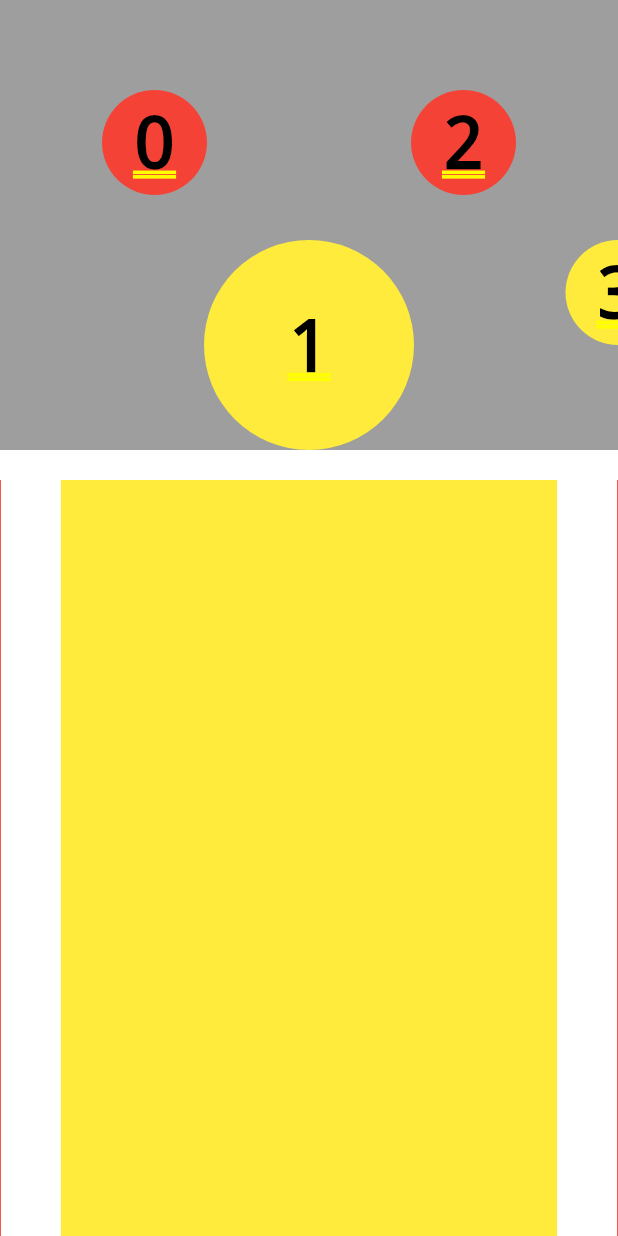
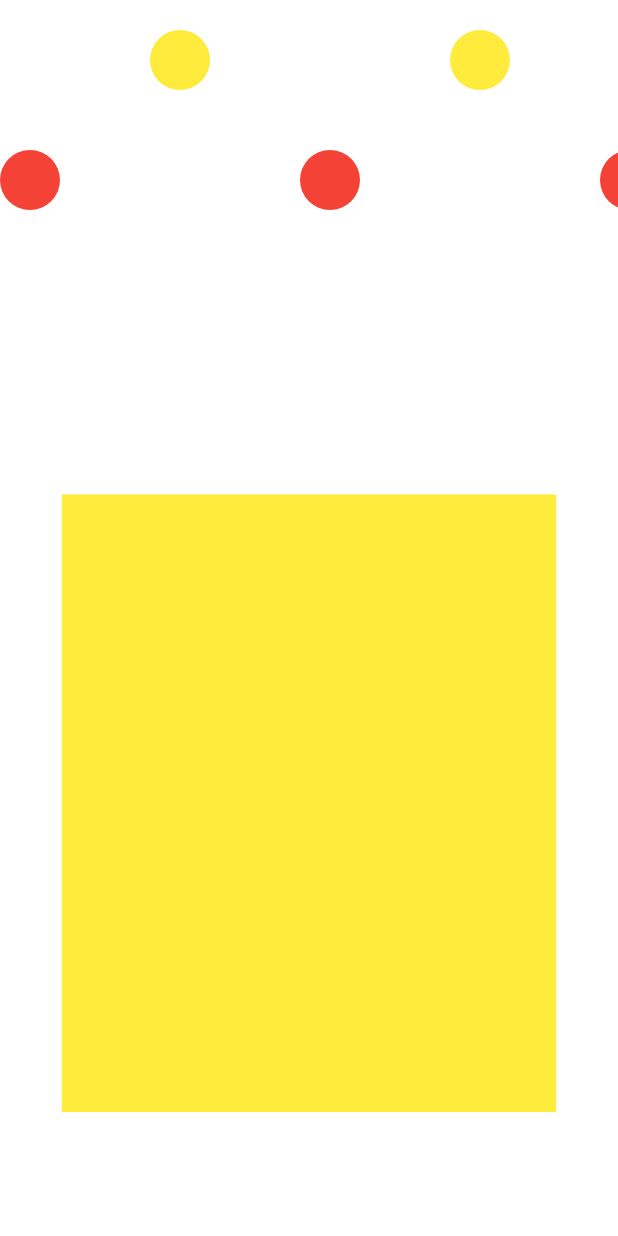
Before and after one commit to bladeofgod/flutter_swiper, a Flutter app: the screen it shows after launch, swiped to page 2, on a phone screen of 412 x 824 dp. Run offline on Flutter 3.47's test engine with Material 2 defaults, Android fonts, the phone set to English and light mode, and no system bars.

Commit message:
complex swiper

```diff
--- /dev/null
+++ b/lib/demo_7_16/complex_swiper_demo.dart
@@ -0,0 +1,107 @@
+/*
+* Author : LiJiqqi
+* Date : 2020/7/16
+*/
+
+import 'package:flutter/material.dart';
+
+class ComplexSwiperDemo extends StatefulWidget{
+
+  final Size size;
+
+  ComplexSwiperDemo(this.size);
+
+  @override
+  State<StatefulWidget> createState() {
+
+    return ComplexSwiperDemoState(size);
+  }
+
+}
+
+class ComplexSwiperDemoState extends State<ComplexSwiperDemo> {
+
+  final Size size;
+
+  ComplexSwiperDemoState(this.size);
+
+  PageController pageController;
+
+  ScrollController scrollController;
+
+  int pageCount = 10;
+
+  double top = 20;
+
+  double avatarSize = 40;
+
+
+
+  @override
+  void initState() {
+    pageController = PageController();
+    scrollController = ScrollController();
+    super.initState();
+  }
+
+  @override
+  Widget build(BuildContext context) {
+    return Material(
+      color: Colors.white,
+      child: Container(
+        width: size.width,height: size.height,
+        child: Stack(
+          children: <Widget>[
+
+            SingleChildScrollView(
+              controller: scrollController,
+              scrollDirection: Axis.horizontal,
+              child: Container(
+                width: size.width,
+                child: Stack(
+                  alignment: Alignment.topLeft,
+                  children: List.generate(pageCount, (index){
+                    return Positioned(
+                      top: index%2==0 ? top*5:top,
+                      child: Container(
+                        margin: EdgeInsets.only(left: (index*100).floorToDouble()),
+                        width: avatarSize,height: avatarSize,
+                        decoration: BoxDecoration(
+                            color: index%2==0 ? Colors.red:Colors.yellow,
+                            shape: BoxShape.circle
+                        ),
+                      ),
+                    );
+                  }),
+                ),
+              ),
+            ),
+
+            ///page
+            Positioned(
+              bottom: size.height/10,
+              child: Container(
+                width: size.width,height: size.height/2,
+                child: PageView.builder(
+                  controller: pageController,
+                  onPageChanged: (index){
+                    //todo
+                  },
+                  itemCount: pageCount,
+                  itemBuilder: (ctx,index){
+                    return Container(
+                      margin: EdgeInsets.only(right: size.width/10,left: size.width/10),
+                      width:size.width*0.8,
+                      height: size.height*0.5,
+                      color: index%2 == 0 ? Colors.red : Colors.yellow,
+                    );
+                  },
+                ),
+              ),
+            )
+          ],
+        ),
+      ),
+    );
+  }
+}
--- a/lib/main.dart
+++ b/lib/main.dart
@@ -2,6 +2,7 @@ import 'package:flutter/material.dart';
 import 'package:fluttercomplexswiper/anim_demo_page.dart';
 import 'package:fluttercomplexswiper/animation_demo/animation_page.dart';
 import 'package:fluttercomplexswiper/custom/list_demo.dart';
+import 'package:fluttercomplexswiper/demo_7_16/complex_swiper_demo.dart';
 import 'package:fluttercomplexswiper/demo_page.dart';
 
 import 'custom/page_demo.dart';
@@ -36,7 +37,8 @@ class MyApp extends StatelessWidget {
       ),
       home: Builder(
         builder: (ctx){
-          return AnimationDrivePage(MediaQuery.of(ctx).size);
+          return ComplexSwiperDemo(MediaQuery.of(ctx).size);
+          //return AnimationDrivePage(MediaQuery.of(ctx).size);
           //return InfinityPage(MediaQuery.of(ctx).size);
           //return AnimationPage(MediaQuery.of(ctx).size);
         },
```
